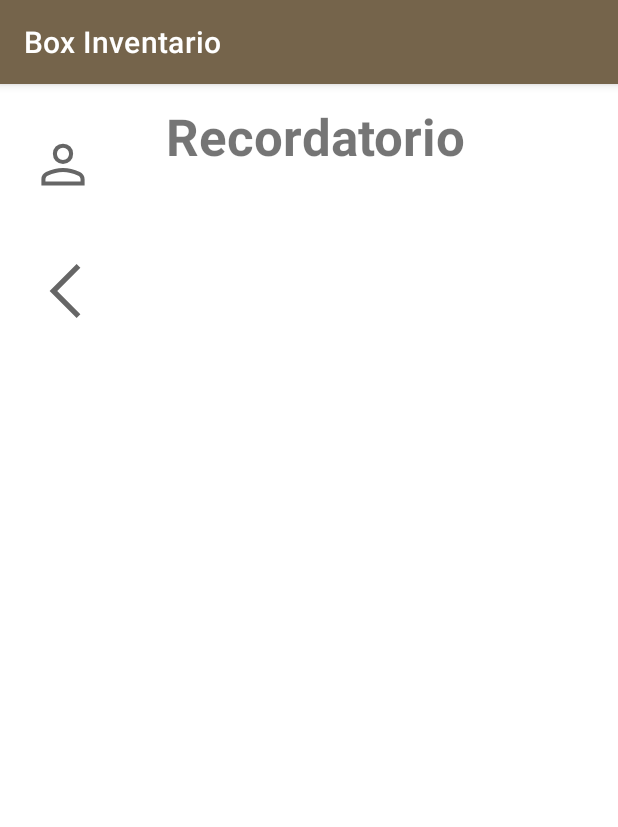
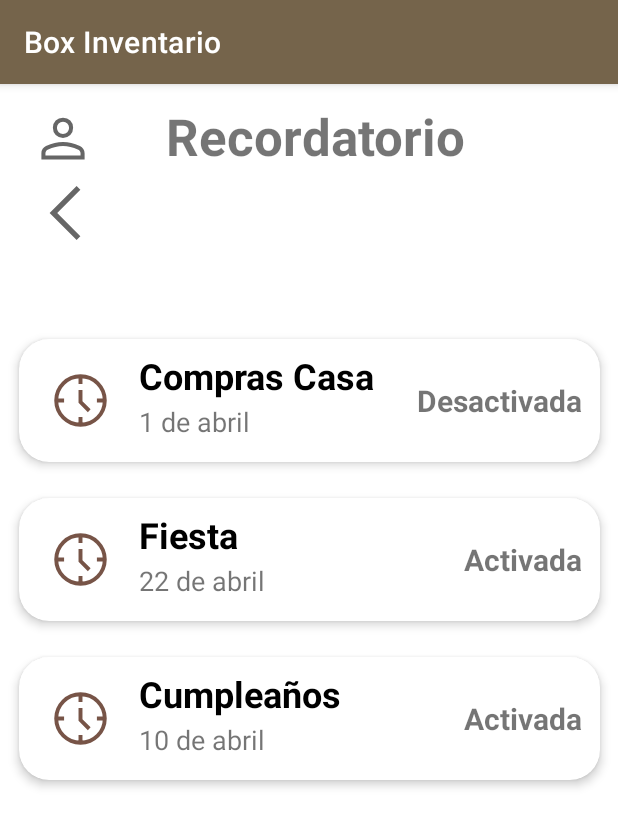
Before and after one commit to Falcon109/BoxInventario, an Android app: the Recordatorios screen opened directly, with no data from a screen before it, on a phone screen of 412 x 824 dp. Shown: the top 827 px of the screen. Run offline under Robolectric (Android 15) with nearby library versions, the phone set to English and light mode, and no system bars.

Commit message:
listas de Recordatorios y correciones de errores

```diff
--- /dev/null
+++ b/app/src/main/java/com/example/boxinventario/ListaAdaptador2.java
@@ -0,0 +1,66 @@
+package com.example.boxinventario;
+
+import android.content.Context;
+import android.graphics.Color;
+import android.graphics.PorterDuff;
+import android.view.LayoutInflater;
+import android.view.View;
+import android.view.ViewGroup;
+import android.widget.ImageView;
+import android.widget.TextView;
+
+import androidx.recyclerview.widget.RecyclerView;
+
+import java.util.List;
+
+public class ListaAdaptador2 extends RecyclerView.Adapter<ListaAdaptador2.ViewHolder> {
+
+    private List<ListaRecordatorio> mData;
+    private LayoutInflater mInflater;
+    private Context context;
+
+    public  ListaAdaptador2(List<ListaRecordatorio> itemList, Context context){
+        this.mInflater = LayoutInflater.from(context);
+        this.context = context;
+        this.mData = itemList;
+    }
+
+    @Override
+    public int getItemCount(){ return mData.size(); }
+
+    @Override
+    public ListaAdaptador2.ViewHolder onCreateViewHolder(ViewGroup parent, int viewType){
+        View view = mInflater.inflate(R.layout.list_item_recordatorios,null);
+        return new ListaAdaptador2.ViewHolder(view);
+    }
+
+    @Override
+    public void onBindViewHolder(final ListaAdaptador2.ViewHolder holder, final int position){
+        holder.bindData(mData.get(position));
+    }
+
+    public void setItem(List<ListaRecordatorio> item){ mData = item; }
+
+    public class ViewHolder extends RecyclerView.ViewHolder{
+        ImageView iconImagen2;
+        TextView nombre2, fecha2, status2;
+
+        ViewHolder(View itemView){
+            super(itemView);
+            iconImagen2 = itemView.findViewById(R.id.iconrecordatorio);
+            nombre2 = itemView.findViewById(R.id.NameRecordatorio);
+            fecha2 = itemView.findViewById(R.id.fechaRecordatorio);
+            status2 = itemView.findViewById(R.id.status);
+        }
+
+        void bindData(final ListaRecordatorio item){
+            iconImagen2.setColorFilter(Color.parseColor(item.getColor()), PorterDuff.Mode.SRC_IN);
+            nombre2.setText(item.getNameRecordatorio());
+            fecha2.setText(item.getFechaRecordatoio());
+            status2.setText(item.getStatus());
+        }
+
+    }
+
+
+}
--- /dev/null
+++ b/app/src/main/java/com/example/boxinventario/ListaRecordatorio.java
@@ -0,0 +1,48 @@
+package com.example.boxinventario;
+
+public class ListaRecordatorio {
+
+    public String color;
+    public String nameRecordatorio;
+    public String fechaRecordatoio;
+    public String status;
+
+    public ListaRecordatorio(String color, String nameRecordatorio, String fechaRecordatoio, String status) {
+        this.color = color;
+        this.nameRecordatorio = nameRecordatorio;
+        this.fechaRecordatoio = fechaRecordatoio;
+        this.status = status;
+    }
+
+    public String getColor() {
+        return color;
+    }
+
+    public void setColor(String color) {
+        this.color = color;
+    }
+
+    public String getNameRecordatorio() {
+        return nameRecordatorio;
+    }
+
+    public void setNameRecordatorio(String nameRecordatorio) {
+        this.nameRecordatorio = nameRecordatorio;
+    }
+
+    public String getFechaRecordatoio() {
+        return fechaRecordatoio;
+    }
+
+    public void setFechaRecordatoio(String fechaRecordatoio) {
+        this.fechaRecordatoio = fechaRecordatoio;
+    }
+
+    public String getStatus() {
+        return status;
+    }
+
+    public void setStatus(String status) {
+        this.status = status;
+    }
+}
--- a/app/src/main/java/com/example/boxinventario/Recordatorios.java
+++ b/app/src/main/java/com/example/boxinventario/Recordatorios.java
@@ -1,20 +1,30 @@
 package com.example.boxinventario;
 
 import androidx.appcompat.app.AppCompatActivity;
+import androidx.recyclerview.widget.LinearLayoutManager;
+import androidx.recyclerview.widget.RecyclerView;
 
 import android.content.Intent;
 import android.os.Bundle;
 import android.view.View;
 
+import java.util.ArrayList;
+import java.util.List;
+
 public class Recordatorios extends AppCompatActivity {
+
+    List<ListaRecordatorio> elementos2;
 
     @Override
     protected void onCreate(Bundle savedInstanceState) {
         super.onCreate(savedInstanceState);
         setContentView(R.layout.activity_recordatorios);
+
+        init2();
+
     }
 
-    public void VolverMenu (View clic11) {
+    public void VolverMenu(View clic11) {
         Intent Volvermenu = new Intent(this, MainActivity.class);
         startActivity(Volvermenu);
     }
@@ -24,4 +34,17 @@ public class Recordatorios extends AppCompatActivity {
         startActivity(IraUsuario);
     }
 
+    public void init2() {
+        elementos2 = new ArrayList<>();
+        elementos2.add(new ListaRecordatorio("#775447", "Compras Casa", "1 de abril", "Desactivada"));
+        elementos2.add(new ListaRecordatorio("#775447", "Fiesta", "22 de abril", "Activada"));
+        elementos2.add(new ListaRecordatorio("#775447", "Cumpleaños", "10 de abril", "Activada"));
+
+        ListaAdaptador2 listaAdaptador2 = new ListaAdaptador2(elementos2, this);
+        RecyclerView recyclerView = findViewById(R.id.cuerpoRecordatorio);
+        recyclerView.setHasFixedSize(true);
+        recyclerView.setLayoutManager(new LinearLayoutManager(this));
+        recyclerView.setAdapter(listaAdaptador2);
+
+    }
 }
--- /dev/null
+++ b/app/src/main/res/drawable/nest_clock_farsight_analog_fill0_wght400_grad0_opsz48.xml
@@ -0,0 +1,9 @@
+<vector xmlns:android="http://schemas.android.com/apk/res/android"
+    android:width="48dp"
+    android:height="48dp"
+    android:viewportWidth="960"
+    android:viewportHeight="960">
+  <path
+      android:fillColor="#FF000000"
+      android:pathData="M592,658 L450,516L450,320h60v171l124,124 -42,43ZM450,230v-90h60v90h-60ZM730,510v-60h90v60h-90ZM450,820v-90h60v90h-60ZM140,510v-60h90v60h-90ZM480.27,880q-82.73,0 -155.5,-31.5t-127.27,-86q-54.5,-54.5 -86,-127.34Q80,562.32 80,479.5q0,-82.82 31.5,-155.66Q143,251 197.5,197t127.34,-85.5Q397.68,80 480.5,80q82.82,0 155.66,31.5Q709,143 763,197t85.5,127Q880,397 880,479.73q0,82.73 -31.5,155.5T763,762.32q-54,54.32 -127,86Q563,880 480.27,880ZM480.5,820Q622,820 721,720.5t99,-241Q820,338 721.19,239 622.38,140 480,140q-141,0 -240.5,98.81Q140,337.63 140,480q0,141 99.5,240.5t241,99.5ZM480,480Z"/>
+</vector>
--- a/app/src/main/res/layout/activity_recordatorios.xml
+++ b/app/src/main/res/layout/activity_recordatorios.xml
@@ -44,24 +44,26 @@
         android:layout_height="52dp"
         android:layout_marginStart="28dp"
         android:layout_marginEnd="331dp"
-        android:layout_marginBottom="24dp"
         android:background="#00FFFFFF"
         android:contentDescription="volver"
         android:onClick="VolverMenu"
-        app:layout_constraintBottom_toTopOf="@+id/linearLayout"
         app:layout_constraintEnd_toEndOf="parent"
         app:layout_constraintHorizontal_bias="1.0"
         app:layout_constraintStart_toStartOf="parent"
         app:layout_constraintTop_toBottomOf="@+id/imageButton"
         app:srcCompat="@drawable/volver_foreground" />
 
-    <LinearLayout
-        android:id="@+id/linearLayout"
-        android:layout_width="413dp"
-        android:layout_height="545dp"
-        android:layout_marginBottom="17dp"
-        android:orientation="vertical"
+    <androidx.recyclerview.widget.RecyclerView
+        android:id="@+id/cuerpoRecordatorio"
+        android:layout_width="407dp"
+        android:layout_height="567dp"
+        android:layout_marginStart="1dp"
+        android:layout_marginTop="30dp"
+        android:layout_marginEnd="1dp"
         app:layout_constraintBottom_toBottomOf="parent"
         app:layout_constraintEnd_toEndOf="parent"
-        app:layout_constraintStart_toStartOf="parent"></LinearLayout>
+        app:layout_constraintStart_toStartOf="parent"
+        app:layout_constraintTop_toBottomOf="@+id/volver2"
+        app:layout_constraintVertical_bias="0.272" />
+
 </androidx.constraintlayout.widget.ConstraintLayout>
--- /dev/null
+++ b/app/src/main/res/layout/list_item_recordatorios.xml
@@ -0,0 +1,78 @@
+<?xml version="1.0" encoding="utf-8"?>
+<androidx.cardview.widget.CardView xmlns:android="http://schemas.android.com/apk/res/android"
+    xmlns:app="http://schemas.android.com/apk/res-auto"
+    android:id="@+id/cardrecordatorios"
+    android:layout_width="match_parent"
+    android:layout_height="wrap_content"
+    android:animateLayoutChanges="true"
+    app:cardCornerRadius="20dp"
+    app:cardElevation="4dp"
+    app:cardUseCompatPadding="true">
+
+    <LinearLayout
+        android:layout_width="match_parent"
+        android:layout_height="wrap_content"
+        android:animateLayoutChanges="true"
+        android:orientation="vertical">
+        <RelativeLayout
+            android:layout_width="match_parent"
+            android:layout_height="wrap_content"
+            android:orientation="horizontal"
+            android:padding="6dp">
+
+            <ImageView
+                android:id="@+id/iconrecordatorio"
+                android:layout_width="70dp"
+                android:layout_height="70dp"
+                android:layout_alignParentStart="true"
+                android:layout_alignParentLeft="true"
+                android:layout_centerVertical="true"
+                android:layout_gravity="center"
+                android:paddingLeft="14dp"
+                android:paddingRight="14dp"
+                app:srcCompat="@drawable/nest_clock_farsight_analog_fill0_wght400_grad0_opsz48" />
+            <LinearLayout
+                android:id="@+id/linearLayout"
+                android:layout_width="wrap_content"
+                android:layout_height="wrap_content"
+                android:layout_alignParentTop="true"
+                android:layout_marginStart="4dp"
+                android:layout_marginTop="2dp"
+                android:layout_toEndOf="@+id/iconrecordatorio"
+                android:orientation="vertical"
+                android:layout_marginLeft="4dp"
+                android:layout_toRightOf="@+id/iconrecordatorio">
+                <TextView
+                    android:id="@+id/NameRecordatorio"
+                    android:layout_width="match_parent"
+                    android:layout_height="wrap_content"
+                    android:layout_marginBottom="2dp"
+                    android:text="Recordatorio"
+                    android:textColor="@color/black"
+                    android:textSize="24dp"
+                    android:textStyle="bold"/>
+                <TextView
+                    android:id="@+id/fechaRecordatorio"
+                    android:layout_width="match_parent"
+                    android:layout_height="wrap_content"
+                    android:text="12 de abril"
+                    android:textSize="18sp"/>
+
+            </LinearLayout>
+
+            <TextView
+                android:id="@+id/status"
+                android:layout_width="wrap_content"
+                android:layout_height="wrap_content"
+                android:layout_alignParentEnd="true"
+                android:layout_alignParentRight="true"
+                android:layout_centerVertical="true"
+                android:layout_marginEnd="6dp"
+                android:layout_marginRight="6dp"
+                android:text="Activado"
+                android:textSize="20sp"
+                android:textStyle="bold" />
+
+        </RelativeLayout>
+    </LinearLayout>
+</androidx.cardview.widget.CardView>
--- a/app/src/main/res/values/strings.xml
+++ b/app/src/main/res/values/strings.xml
@@ -11,7 +11,7 @@
     <string name="BotonLugares">Boton de lugar</string>
     <string name="BotonAgregarLugares">Boton agregar lista</string>
 
-    <string name="NombreLista">NombreLista</string>
+    <string name="NombreLista">Compras Casa</string>
 
     <string name="IngreseLista">Ingrese el Nombre de la lista</string>
     <string name="NombreparaLista">Nombre de la lista</string>
```
